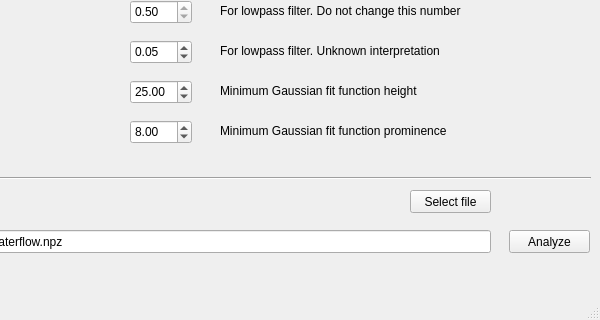
This is gui/gui.ui in pdijksta/photon_spectra as Qt 5 draws it before an edit; both pictures show x 200 to 800 and y 280 to 600 of the 800 by 600 pixel window. The edited form follows.
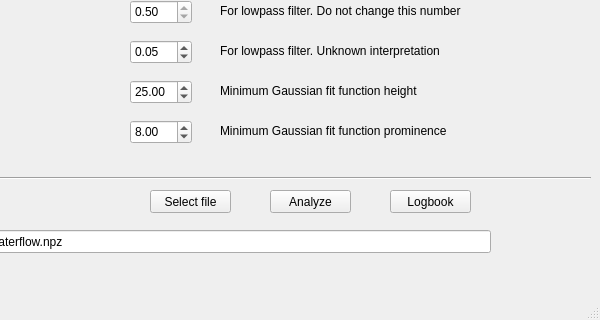
This is the edited form.

Commit message: debug logbook step 1

```diff
--- a/gui/gui.ui
+++ b/gui/gui.ui
@@ -415,8 +415,8 @@
    <widget class="QPushButton" name="DoAnalysis">
     <property name="geometry">
      <rect>
-      <x>709</x>
-      <y>510</y>
+      <x>470</x>
+      <y>470</y>
       <width>81</width>
       <height>23</height>
      </rect>
@@ -483,7 +483,7 @@
    <widget class="QPushButton" name="SelectFile">
     <property name="geometry">
      <rect>
-      <x>610</x>
+      <x>350</x>
       <y>470</y>
       <width>81</width>
       <height>23</height>
@@ -493,6 +493,19 @@
      <string>Select file</string>
     </property>
    </widget>
+   <widget class="QPushButton" name="DoLogbook">
+    <property name="geometry">
+     <rect>
+      <x>590</x>
+      <y>470</y>
+      <width>81</width>
+      <height>23</height>
+     </rect>
+    </property>
+    <property name="text">
+     <string>Logbook</string>
+    </property>
+   </widget>
   </widget>
   <widget class="QMenuBar" name="menubar">
    <property name="geometry">
```
The commit also changes 1 other file.
